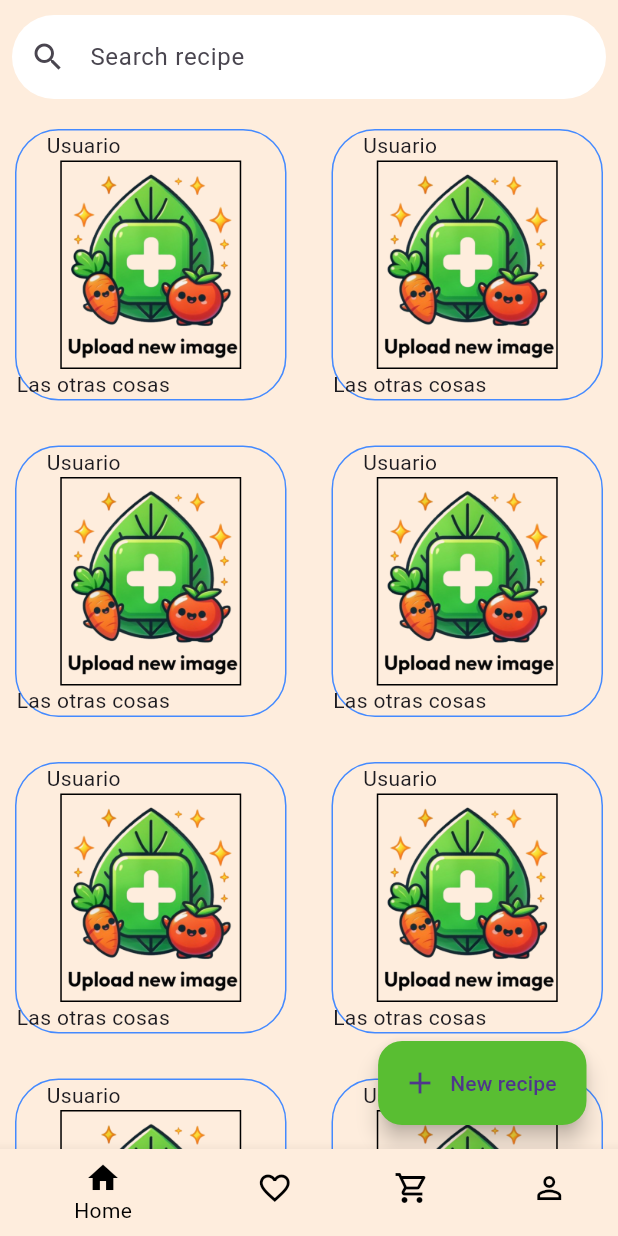
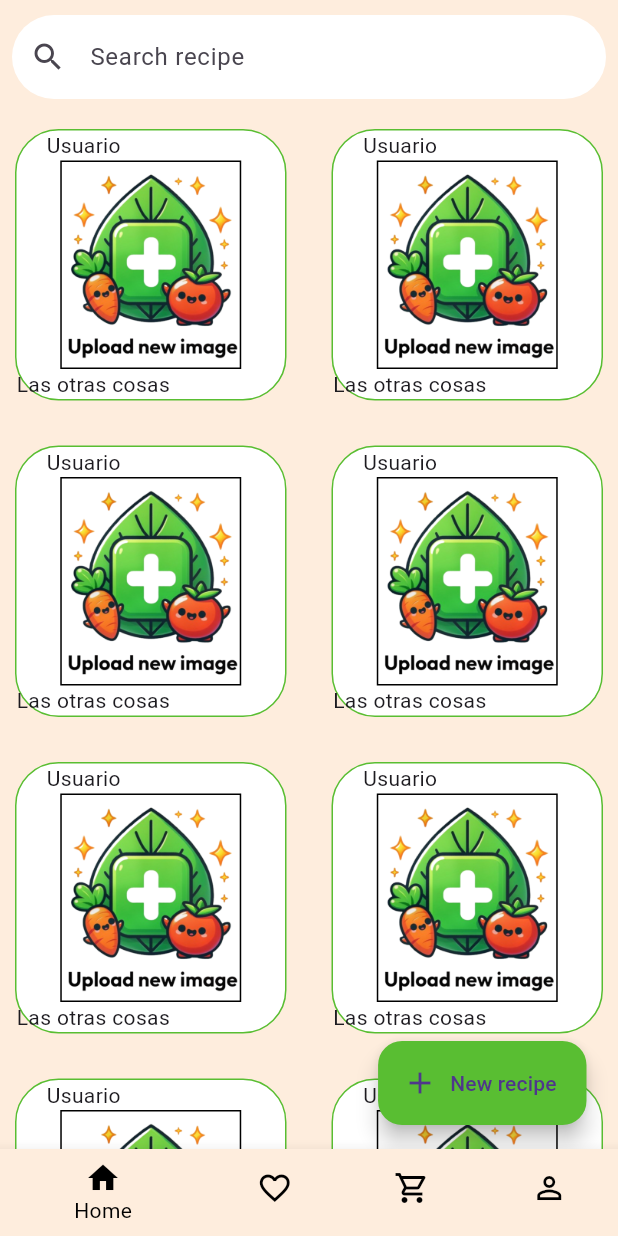
Before and after one commit to vicprzram/DishApp, a Flutter app: the screen it shows after launch, on a phone screen of 412 x 824 dp. Run offline on Flutter 3.47's test engine with Material 3 defaults, Android fonts, the phone set to English and light mode, and no system bars; our stand-ins replace cloud_firestore, firebase_auth, firebase_core, firebase_database, firebase_storage, google_fonts and 1 more; missing offline and left inert: flutterflow_ui; accounts and stored records are empty; statements that could not run were skipped.

Commit message:
a dormir q hay sueño

```diff
--- a/lib/pages/main_menu/HomeFlow.dart
+++ b/lib/pages/main_menu/HomeFlow.dart
@@ -107,8 +107,9 @@ class _HomeWidgetState extends State<HomeWidget> {
                       return Container(
                         margin: const EdgeInsets.all(10.0),
                         decoration: BoxDecoration(
-                            border: Border.all(color: Colors.blueAccent),
-                            borderRadius: BorderRadius.circular(29)
+                            border: Border.all(color: Color(0xff59be32)),
+                            borderRadius: BorderRadius.circular(29),
+                            color: Colors.white
                         ),
                         child: Column(
                           children: [
@@ -130,6 +131,7 @@ class _HomeWidgetState extends State<HomeWidget> {
                               Text("Las otras cosas")
                             ],)
                           ],
+
                         ),
                       );
 
```
